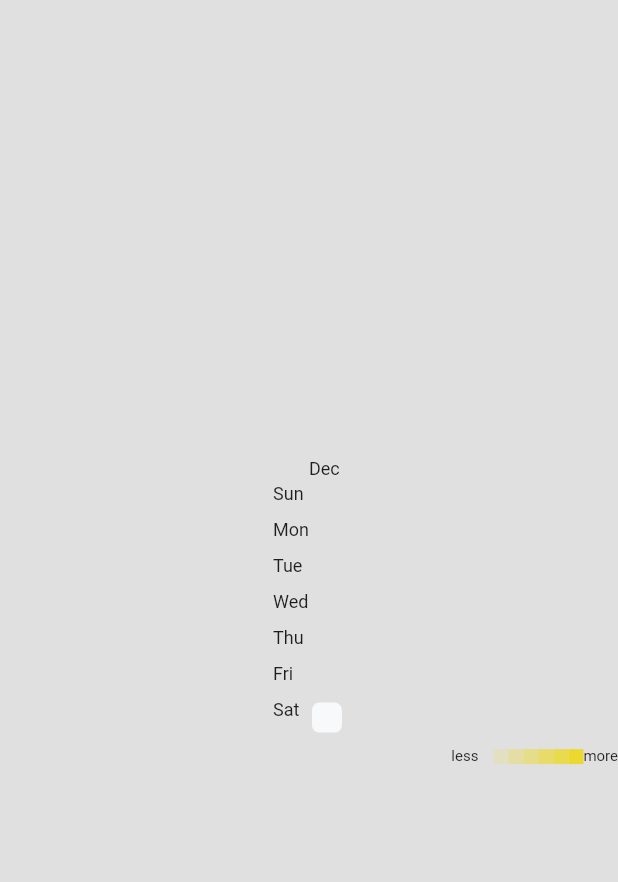
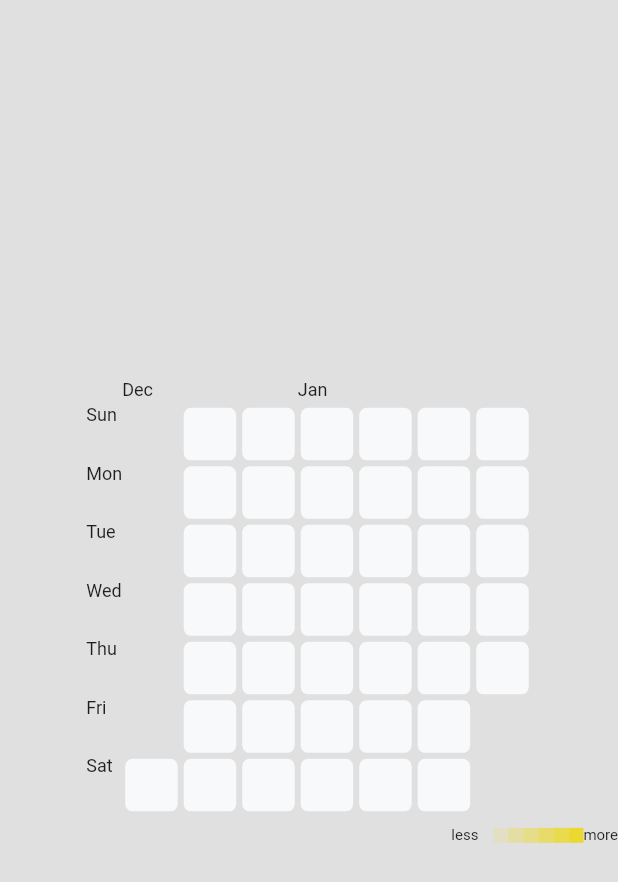
Before and after one commit to erdemgocen44/Calendar, a Flutter app: the screen it shows after launch, on a phone screen of 412 x 824 dp. Shown: the top 882 px of the screen. Run offline on Flutter 3.47's test engine with Material 2 defaults, Android fonts, the phone set to English and light mode, and no system bars; drawn by our look-alikes of flutter_heatmap_calendar.

Commit message:
colour finir

```diff
--- a/lib/head_map_calendar.dart
+++ b/lib/head_map_calendar.dart
@@ -8,17 +8,21 @@ class MoiHeadMap extends StatelessWidget {
   Widget build(BuildContext context) {
     return HeatMap(
       datasets: {
-        DateTime(2021, 1, 6): 3,
-        DateTime(2021, 1, 7): 7,
-        DateTime(2021, 1, 8): 10,
-        DateTime(2021, 1, 9): 13,
-        DateTime(2021, 1, 13): 6,
+        DateTime(2022, 10, 23): 3,
+        DateTime(2022, 10, 24): 7,
+        DateTime(2022, 10, 25): 10,
+        DateTime(2022, 10, 26): 13,
+        DateTime(2022, 10, 27): 6,
       },
       startDate: DateTime.now(),
+      endDate: DateTime.now().add(
+        Duration(days: 40),
+      ),
       colorMode: ColorMode.opacity,
       showText: false,
+      size: 35,
       scrollable: true,
-      colorsets: {
+      colorsets: const {
         1: Color.fromARGB(120, 238, 216, 18),
         2: Color.fromARGB(140, 238, 216, 18),
         3: Color.fromARGB(160, 238, 216, 18),
```
